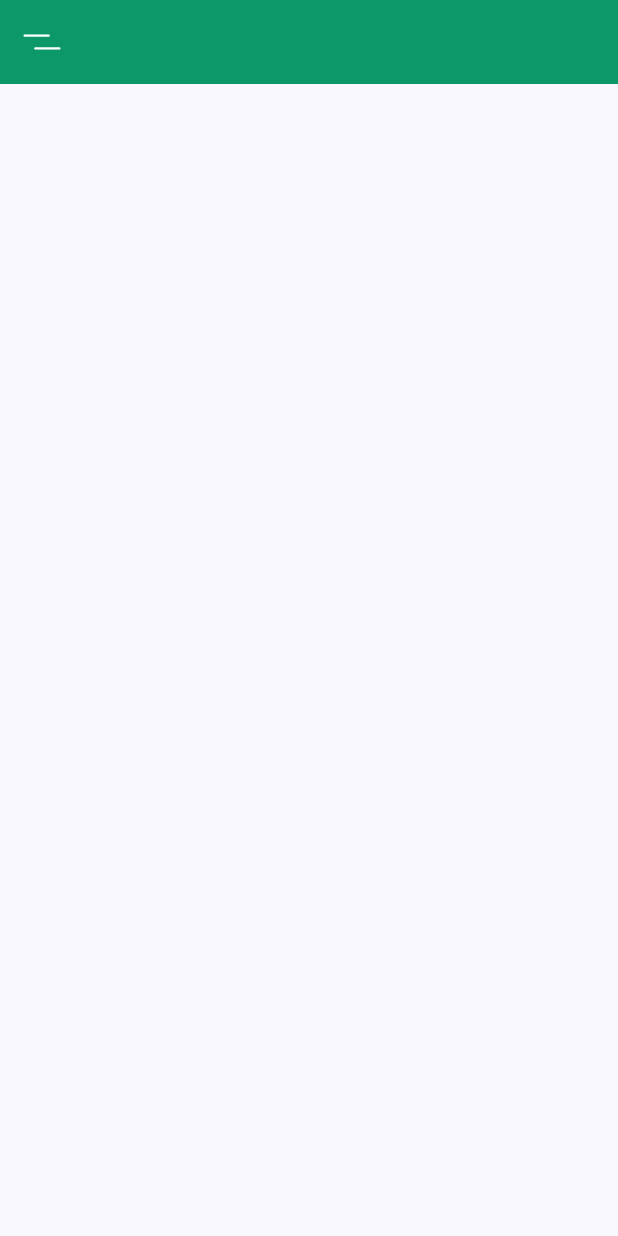
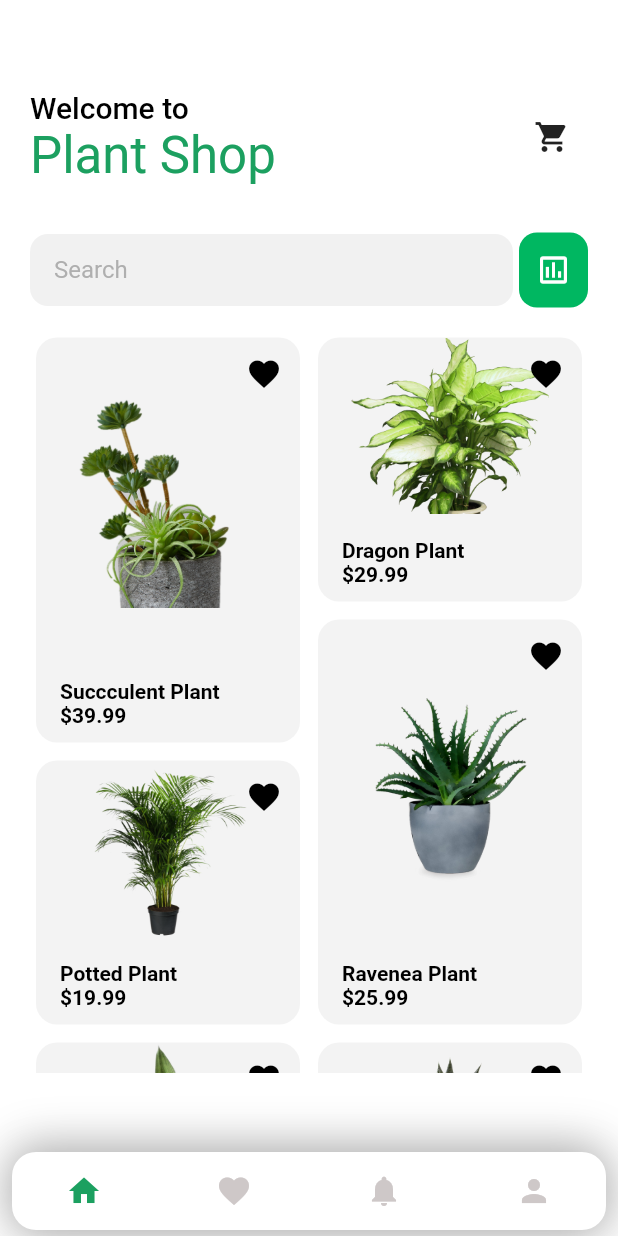
Before and after one commit to sumansta/flutter-design, a Flutter app: the PlantShop screen opened by its route, on a phone screen of 412 x 824 dp. Run offline on Flutter 3.47's test engine with Material 2 defaults, Android fonts, the phone set to English and light mode, and no system bars; our stand-ins replace flutter_svg, google_fonts.

Commit message:
UI for Plant Shop

```diff
--- /dev/null
+++ b/lib/plant-shop/components/bottom_nav_bar.dart
@@ -0,0 +1,75 @@
+import 'package:flutter/material.dart';
+import 'package:plantapp/plant-shop/constants.dart';
+
+class BottomNavBar extends StatelessWidget {
+  const BottomNavBar({
+    Key key,
+  }) : super(key: key);
+
+  @override
+  Widget build(BuildContext context) {
+    return SizedBox(
+      height: 60.0,
+      child: Container(
+        margin: EdgeInsets.symmetric(
+          horizontal: 8.0,
+          vertical: 4.0,
+        ),
+        decoration: BoxDecoration(
+          borderRadius: BorderRadius.circular(
+            16.0,
+          ),
+          boxShadow: [
+            BoxShadow(
+                offset: Offset(0, 6),
+                blurRadius: 25,
+                color: Colors.grey.withOpacity(0.63)),
+            BoxShadow(
+                offset: Offset(0, -6),
+                blurRadius: 25,
+                color: Colors.grey.withOpacity(0.63)),
+          ],
+          color: Colors.white,
+        ),
+        child: Padding(
+          padding: const EdgeInsets.symmetric(
+            horizontal: 24.0,
+          ),
+          child: Row(
+            mainAxisAlignment: MainAxisAlignment.spaceBetween,
+            children: [
+              IconButton(
+                icon: Icon(
+                  Icons.home,
+                  color: primaryColor,
+                ),
+                onPressed: () {},
+              ),
+              IconButton(
+                icon: Icon(
+                  Icons.favorite,
+                  color: secondaryColor,
+                ),
+                onPressed: () {},
+              ),
+              IconButton(
+                icon: Icon(
+                  Icons.notifications,
+                  color: secondaryColor,
+                ),
+                onPressed: () {},
+              ),
+              IconButton(
+                icon: Icon(
+                  Icons.person,
+                  color: secondaryColor,
+                ),
+                onPressed: () {},
+              ),
+            ],
+          ),
+        ),
+      ),
+    );
+  }
+}
--- /dev/null
+++ b/lib/plant-shop/constants.dart
@@ -0,0 +1,6 @@
+import 'package:flutter/material.dart';
+
+const primaryColor = Color(0xFF1ca060);
+const secondaryColor = Color(0xFFcec8c8);
+const psBackgroundColor = Color(0xFFF9F8FD);
+const kDefaultPadding = 30.0;
--- a/lib/plant-shop/main.dart
+++ b/lib/plant-shop/main.dart
@@ -1,5 +1,6 @@
 import 'package:flutter/material.dart';
-import 'package:flutter_svg/flutter_svg.dart';
+import 'package:plantapp/plant-shop/components/bottom_nav_bar.dart';
+import 'package:plantapp/plant-shop/screens/home/home_screen.dart';
 
 class PlantShop extends StatelessWidget {
   const PlantShop({Key key}) : super(key: key);
@@ -7,15 +8,9 @@ class PlantShop extends StatelessWidget {
   @override
   Widget build(BuildContext context) {
     return Scaffold(
-      appBar: AppBar(
-        elevation: 0,
-        leading: IconButton(
-          icon: SvgPicture.asset("assets/icons/menu.svg"),
-          onPressed: () {
-            Navigator.pushNamed(context, '/');
-          },
-        ),
-      ),
+      backgroundColor: Colors.white,
+      body: PlantShopHome(),
+      bottomNavigationBar: BottomNavBar(),
     );
   }
 }
--- /dev/null
+++ b/lib/plant-shop/models/plant_model.dart
@@ -0,0 +1,39 @@
+class Plant {
+  String name, imageUrl;
+  double price;
+
+  Plant({this.name, this.price, this.imageUrl});
+}
+
+List<Plant> plants = [
+  Plant(
+    imageUrl: 'assets/images/plant-shop/ps-1.png',
+    name: 'Succculent Plant',
+    price: 39.99,
+  ),
+  Plant(
+    imageUrl: 'assets/images/plant-shop/ps-2.png',
+    name: 'Dragon Plant',
+    price: 29.99,
+  ),
+  Plant(
+    imageUrl: 'assets/images/plant-shop/ps-3.png',
+    name: 'Ravenea Plant',
+    price: 25.99,
+  ),
+  Plant(
+    imageUrl: 'assets/images/plant-shop/ps-4.png',
+    name: 'Potted Plant',
+    price: 19.99,
+  ),
+  Plant(
+    imageUrl: 'assets/images/plant-shop/ps-5.png',
+    name: 'Potted Plant',
+    price: 19.99,
+  ),
+  Plant(
+    imageUrl: 'assets/images/plant-shop/ps-6.png',
+    name: 'Potted Plant',
+    price: 19.99,
+  ),
+];
--- /dev/null
+++ b/lib/plant-shop/screens/home/components/header.dart
@@ -0,0 +1,46 @@
+import 'package:flutter/material.dart';
+import 'package:plantapp/plant-shop/constants.dart';
+
+class Header extends StatelessWidget {
+  const Header({
+    Key key,
+  }) : super(key: key);
+
+  @override
+  Widget build(BuildContext context) {
+    return Container(
+      margin: EdgeInsets.only(
+        bottom: 16.0,
+      ),
+      child: Row(
+        children: [
+          RichText(
+            text: TextSpan(
+              text: 'Welcome to\n',
+              style: Theme.of(context).textTheme.headline6.copyWith(
+                    color: Colors.black,
+                  ),
+              children: [
+                TextSpan(
+                  text: 'Plant Shop',
+                  style: Theme.of(context).textTheme.headline4.copyWith(
+                        color: primaryColor,
+                      ),
+                ),
+              ],
+            ),
+          ),
+          Spacer(),
+          IconButton(
+            icon: Icon(
+              Icons.shopping_cart,
+            ),
+            onPressed: () {
+              Navigator.pushNamed(context, '/');
+            },
+          ),
+        ],
+      ),
+    );
+  }
+}
--- /dev/null
+++ b/lib/plant-shop/screens/home/components/plant_shop_cards.dart
@@ -0,0 +1,120 @@
+import 'package:flutter/material.dart';
+import 'package:flutter_staggered_grid_view/flutter_staggered_grid_view.dart';
+import 'package:plantapp/plant-shop/models/plant_model.dart';
+
+class PlantShopCards extends StatelessWidget {
+  const PlantShopCards({
+    Key key,
+  }) : super(key: key);
+
+  @override
+  Widget build(BuildContext context) {
+    return Container(
+      child: StaggeredGridView.countBuilder(
+        crossAxisCount: 4,
+        itemCount: plants.length,
+        itemBuilder: (BuildContext context, int index) {
+          Plant plant = plants[index];
+          return new Container(
+            margin: EdgeInsets.all(4),
+            decoration: BoxDecoration(
+              borderRadius: BorderRadius.circular(14),
+              color: Color(0xFFF3F3F3),
+            ),
+            child: Column(
+              children: [
+                CardImage(
+                  imageUrl: plant.imageUrl,
+                ),
+                CardDetails(
+                  name: plant.name,
+                  price: plant.price,
+                ),
+              ],
+            ),
+          );
+        },
+        staggeredTileBuilder: (int index) =>
+            new StaggeredTile.count(2, index.isEven ? 3 : 2),
+        mainAxisSpacing: 4.0,
+        crossAxisSpacing: 4.0,
+      ),
+    );
+  }
+}
+
+class CardDetails extends StatelessWidget {
+  const CardDetails({
+    Key key,
+    this.name,
+    this.price,
+  }) : super(key: key);
+
+  final String name;
+  final double price;
+
+  @override
+  Widget build(BuildContext context) {
+    return Expanded(
+      flex: 1,
+      child: Align(
+        alignment: Alignment.bottomCenter,
+        child: Padding(
+          padding: const EdgeInsets.symmetric(
+            vertical: 10.0,
+            horizontal: 16.0,
+          ),
+          child: Row(
+            mainAxisAlignment: MainAxisAlignment.spaceBetween,
+            children: [
+              RichText(
+                text: TextSpan(
+                    text: '$name\n',
+                    style: TextStyle(
+                      color: Colors.black,
+                      fontWeight: FontWeight.bold,
+                    ),
+                    children: [TextSpan(text: '\$$price')]),
+              ),
+            ],
+          ),
+        ),
+      ),
+    );
+  }
+}
+
+class CardImage extends StatelessWidget {
+  const CardImage({
+    Key key,
+    this.imageUrl,
+  }) : super(key: key);
+
+  final String imageUrl;
+
+  @override
+  Widget build(BuildContext context) {
+    return Expanded(
+      flex: 2,
+      child: Stack(
+        children: [
+          Align(
+            alignment: Alignment.bottomCenter,
+            child: Image.asset(
+              imageUrl,
+              fit: BoxFit.scaleDown,
+            ),
+          ),
+          Align(
+            alignment: Alignment.topRight,
+            child: IconButton(
+              icon: Icon(Icons.favorite),
+              color: Colors.black,
+              onPressed: () {},
+            ),
+          ),
+        ],
+      ),
+    );
+  }
+}
--- /dev/null
+++ b/lib/plant-shop/screens/home/components/search_and_filter.dart
@@ -0,0 +1,65 @@
+import 'package:flutter/material.dart';
+
+class SearchAndFilter extends StatelessWidget {
+  const SearchAndFilter({
+    Key key,
+  }) : super(key: key);
+
+  @override
+  Widget build(BuildContext context) {
+    return Container(
+      margin: EdgeInsets.symmetric(
+        vertical: 16.0,
+      ),
+      child: Row(
+        children: [
+          Expanded(
+            child: Container(
+              decoration: BoxDecoration(
+                color: Color(0xFFF1F1F1),
+                borderRadius: BorderRadius.circular(12.0),
+              ),
+              child: Padding(
+                padding: const EdgeInsets.symmetric(
+                  horizontal: 16.0,
+                ),
+                child: TextField(
+                  decoration: InputDecoration(
+                    hintText: 'Search',
+                    hintStyle: TextStyle(
+                      color: Colors.grey.withOpacity(0.8),
+                    ),
+                    enabledBorder: InputBorder.none,
+                    focusedBorder: InputBorder.none,
+                  ),
+                ),
+              ),
+            ),
+          ),
+          SizedBox(
+            height: 50.0,
+            width: 50.0,
+            child: Container(
+              margin: EdgeInsets.only(
+                left: 4.0,
+              ),
+              decoration: BoxDecoration(
+                color: Color(0xFF00B761),
+                borderRadius: BorderRadius.circular(
+                  12.0,
+                ),
+              ),
+              child: IconButton(
+                icon: Icon(
+                  Icons.assessment_outlined,
+                  color: Colors.white,
+                ),
+                onPressed: () {},
+              ),
+            ),
+          )
+        ],
+      ),
+    );
+  }
+}
--- /dev/null
+++ b/lib/plant-shop/screens/home/home_screen.dart
@@ -0,0 +1,34 @@
+import 'package:flutter/material.dart';
+import 'package:plantapp/plant-shop/constants.dart';
+import 'package:plantapp/plant-shop/screens/home/components/header.dart';
+import 'package:plantapp/plant-shop/screens/home/components/plant_shop_cards.dart';
+import 'package:plantapp/plant-shop/screens/home/components/search_and_filter.dart';
+
+class PlantShopHome extends StatelessWidget {
+  const PlantShopHome({Key key}) : super(key: key);
+
+  @override
+  Widget build(BuildContext context) {
+    Size size = MediaQuery.of(context).size;
+    return SingleChildScrollView(
+      child: Padding(
+        padding: const EdgeInsets.only(
+          top: kDefaultPadding * 2,
+          left: kDefaultPadding - 10,
+          right: kDefaultPadding - 10,
+        ),
+        child: Column(
+          mainAxisSize: MainAxisSize.min,
+          children: [
+            Header(),
+            SearchAndFilter(),
+            SizedBox(
+              height: size.height * 0.6,
+              child: PlantShopCards(),
+            ),
+          ],
+        ),
+      ),
+    );
+  }
+}
--- a/lib/plant-ui/screens/details/components/body.dart
+++ b/lib/plant-ui/screens/details/components/body.dart
@@ -12,7 +12,6 @@ class Body extends StatelessWidget {
 
   @override
   Widget build(BuildContext context) {
-    Size size = MediaQuery.of(context).size;
     return SingleChildScrollView(
       child: Column(
         children: [
--- a/lib/plant-ui/screens/home/components/body.dart
+++ b/lib/plant-ui/screens/home/components/body.dart
@@ -1,6 +1,4 @@
 import 'package:flutter/material.dart';
-import 'package:plantapp/constants.dart';
-
 import 'featured_plants_card_list.dart';
 import 'recommended_plants_list.dart';
 import 'title_with_more_button.dart';
--- a/lib/plant-ui/screens/home/components/header_with_searchbox.dart
+++ b/lib/plant-ui/screens/home/components/header_with_searchbox.dart
@@ -38,7 +38,7 @@ class HeaderWithSearchBox extends StatelessWidget {
               children: [
                 Text(
                   'Hi Suman !',
-                  style: Theme.of(context).textTheme.headline.copyWith(
+                  style: Theme.of(context).textTheme.headline4.copyWith(
                         color: Colors.white,
                         fontWeight: FontWeight.bold,
                       ),
--- a/pubspec.yaml
+++ b/pubspec.yaml
@@ -11,8 +11,8 @@ environment:
 dependencies:
   flutter:
     sdk: flutter
-
   cupertino_icons: ^1.0.0
+  flutter_staggered_grid_view: ^0.3.2
   flutter_svg: ^0.18.0
   google_fonts: ^1.1.1
 
@@ -27,3 +27,4 @@ flutter:
     - assets/appLogos/
     - assets/icons/
     - assets/images/
+    - assets/images/plant-shop/
```
Also changed, not shown: assets/images/plant-shop/ps-1.png (added), assets/images/plant-shop/ps-2.png (added), assets/images/plant-shop/ps-3.png (added), assets/images/plant-shop/ps-4.png (added), assets/images/plant-shop/ps-5.png (added), assets/images/plant-shop/ps-6.png (added), pubspec.lock, 1 other file.
